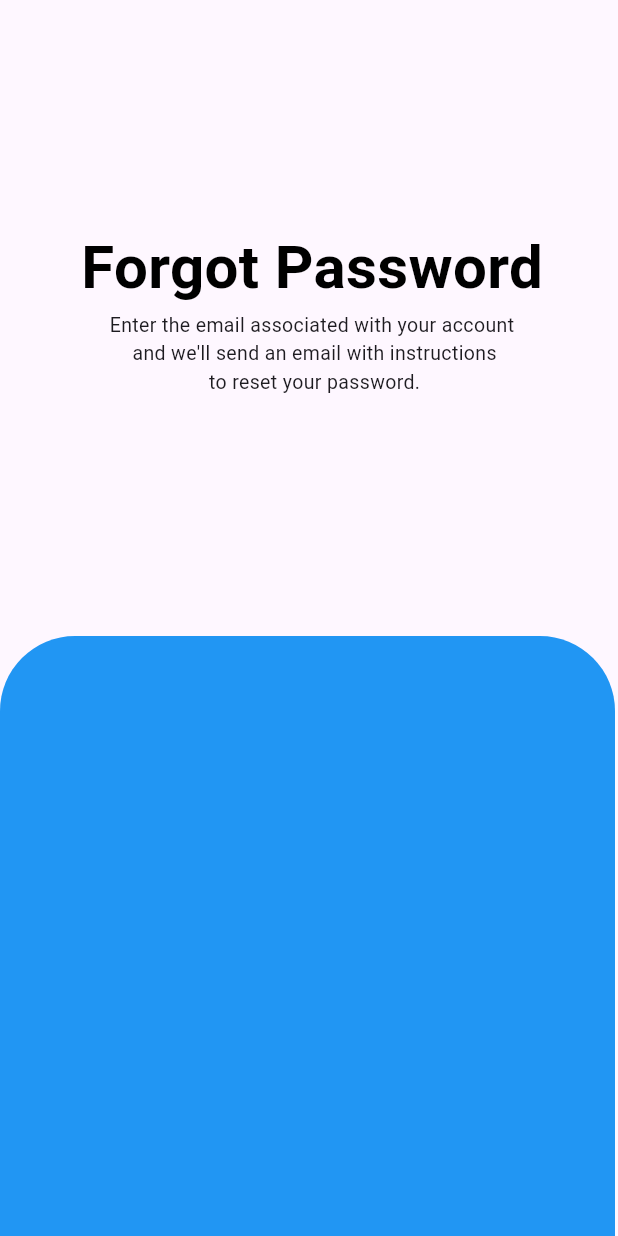
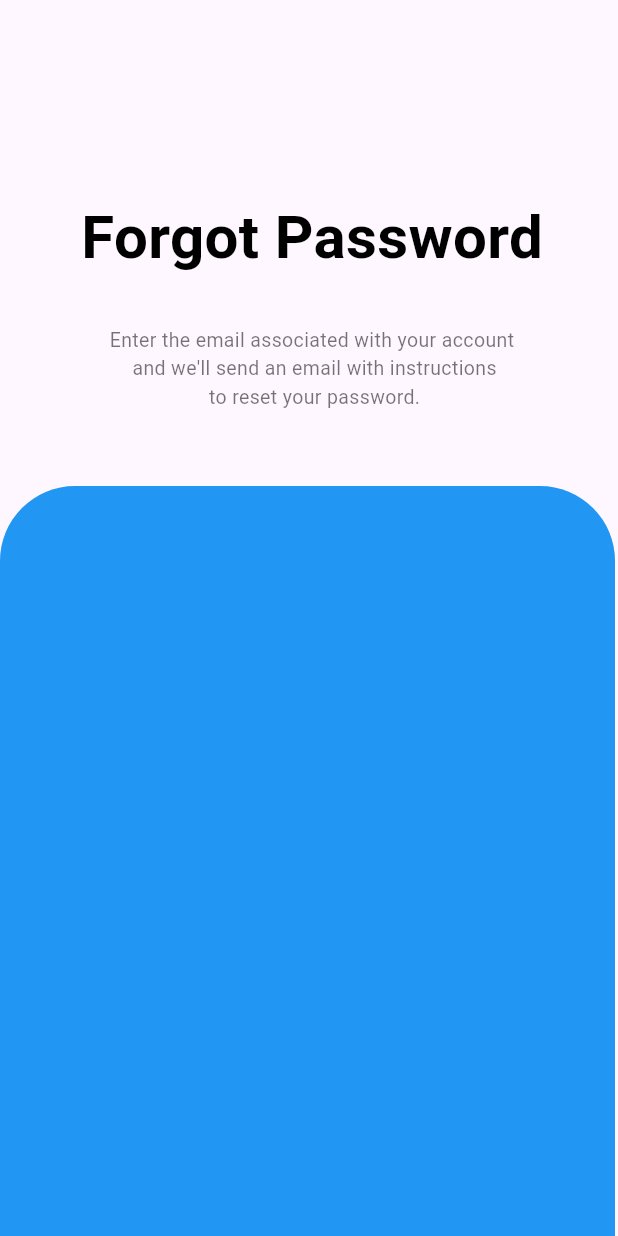
Before and after one commit to kyuremmmmz/travel-go-mobile-version, a Flutter app: the ForgotPasswordScreen screen opened directly, on a phone screen of 412 x 824 dp. Run offline on Flutter 3.47's test engine with Material 3 defaults, Android fonts, the phone set to English and light mode, and no system bars; our stand-ins replace supabase_flutter; accounts and stored records are empty.

Commit message:
added container bold text and medyo grey na text for the sub text

```diff
--- a/lib/Widgets/Screens/Auth/Forgot.dart
+++ b/lib/Widgets/Screens/Auth/Forgot.dart
@@ -14,7 +14,7 @@ class _ForgotPasswordScreenState extends State<ForgotPasswordScreen> {
       body: Stack(
         children: <Widget>[
           Positioned(
-            top: 150,
+            top: 130,
             right: 50,
             child: Column(
               children: [
@@ -28,12 +28,16 @@ class _ForgotPasswordScreenState extends State<ForgotPasswordScreen> {
                       color: Colors.black),
                   ),
                 ),
+                const SizedBox(
+                  height: 30,
+                ),
                 Container(
                   child: const Text(
                     textAlign: TextAlign.center,
                     "Enter the email associated with your account \n and we'll send an email with instructions \n to reset your password. ",
                     style: TextStyle(
-                      fontSize: 13
+                      fontSize: 13,
+                      color: Colors.black54
                     ),
                   ),
                 )
@@ -43,7 +47,7 @@ class _ForgotPasswordScreenState extends State<ForgotPasswordScreen> {
           Positioned(
             bottom: 0,
             child: Container(
-              height: 400,
+              height: 500,
               width: 410,
               decoration: const BoxDecoration(
                 color: Colors.blue,
```
